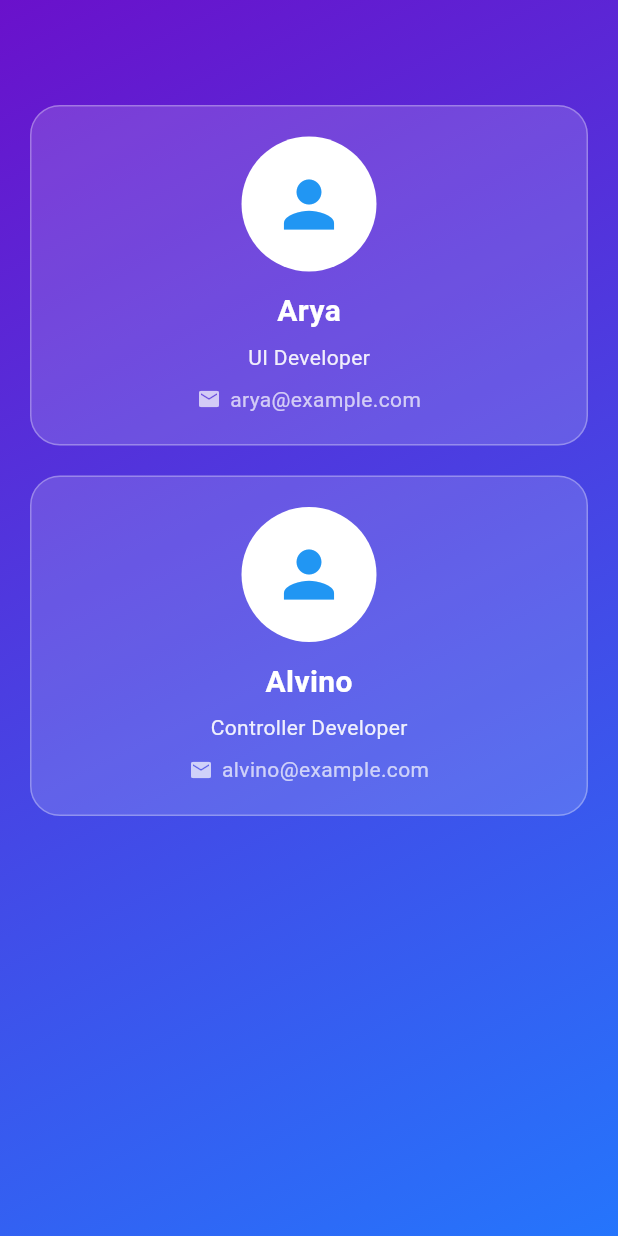
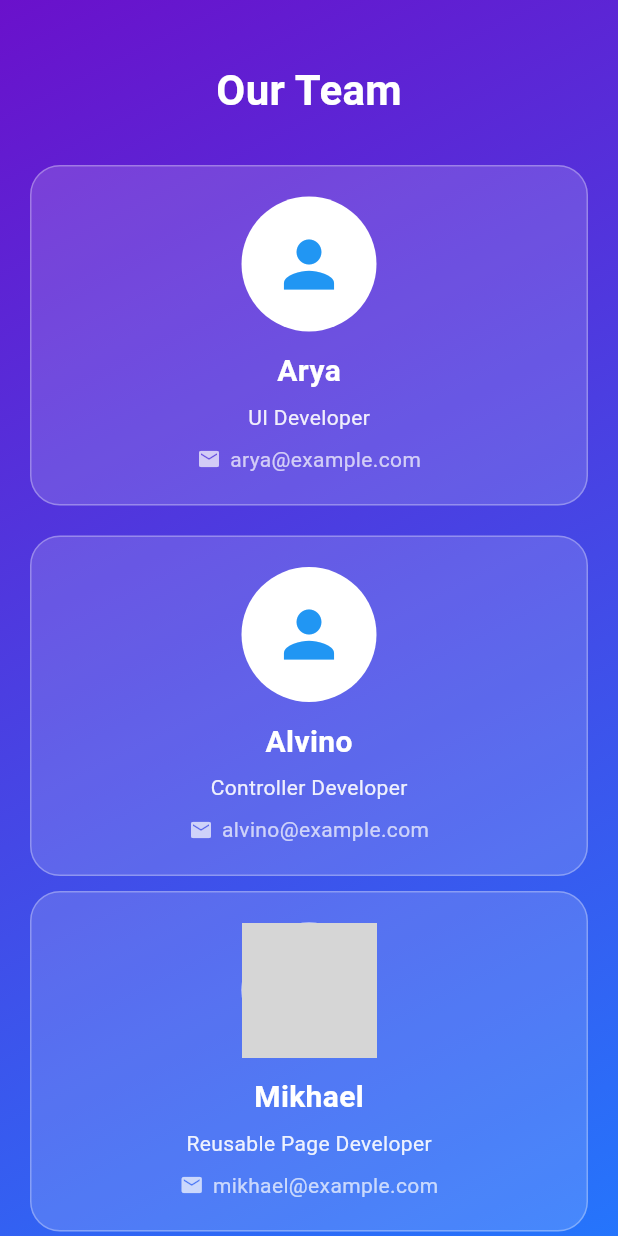
Before and after one commit to AlvinoAditiya/Todo-List-App-with-Category, a Flutter app: the ProfilePage screen opened by its route, on a phone screen of 412 x 824 dp. Run offline on Flutter 3.47's test engine with Material 3 defaults, Android fonts, the phone set to English and light mode, and no system bars; our stand-ins replace get; grey boxes are pictures that could not be loaded.

Commit message:
tambah profil gambar

```diff
--- a/lib/pages/profile_page.dart
+++ b/lib/pages/profile_page.dart
@@ -20,7 +20,14 @@ class ProfilePage extends StatelessWidget {
             children: const [
               SizedBox(height: 20),
               Center(
-
+                child: Text(
+                  "Our Team",
+                  style: TextStyle(
+                    fontSize: 28,
+                    fontWeight: FontWeight.bold,
+                    color: Colors.white,
+                  ),
+                ),
               ),
               SizedBox(height: 30),
               UserCard(
@@ -34,6 +41,13 @@ class ProfilePage extends StatelessWidget {
                 role: "Controller Developer",
                 email: "alvino@example.com",
               ),
+              SizedBox(height: 10),
+              UserCard(
+                name: "Mikhael",
+                role: "Reusable Page Developer",
+                email: "mikhael@example.com",
+                imagePath: "asset/Mikhael.jpg",
+              ),
             ],
           ),
         ),
@@ -46,12 +60,14 @@ class UserCard extends StatelessWidget {
   final String name;
   final String role;
   final String email;
+  final String? imagePath; // opsional
 
   const UserCard({
     super.key,
     required this.name,
     required this.role,
     required this.email,
+    this.imagePath,
   });
 
   @override
@@ -66,10 +82,13 @@ class UserCard extends StatelessWidget {
       child: Column(
         mainAxisSize: MainAxisSize.min,
         children: [
-          const CircleAvatar(
+          CircleAvatar(
             radius: 45,
             backgroundColor: Colors.white,
-            child: Icon(Icons.person, size: 50, color: Colors.blue),
+            backgroundImage: imagePath != null ? AssetImage(imagePath!) : null,
+            child: imagePath == null
+                ? const Icon(Icons.person, size: 50, color: Colors.blue)
+                : null,
           ),
           const SizedBox(height: 12),
           Text(
@@ -94,10 +113,7 @@ class UserCard extends StatelessWidget {
             children: [
               const Icon(Icons.email, size: 16, color: Colors.white70),
               const SizedBox(width: 6),
-              Text(
-                email,
-                style: const TextStyle(color: Colors.white70),
-              ),
+              Text(email, style: const TextStyle(color: Colors.white70)),
             ],
           ),
         ],
```
